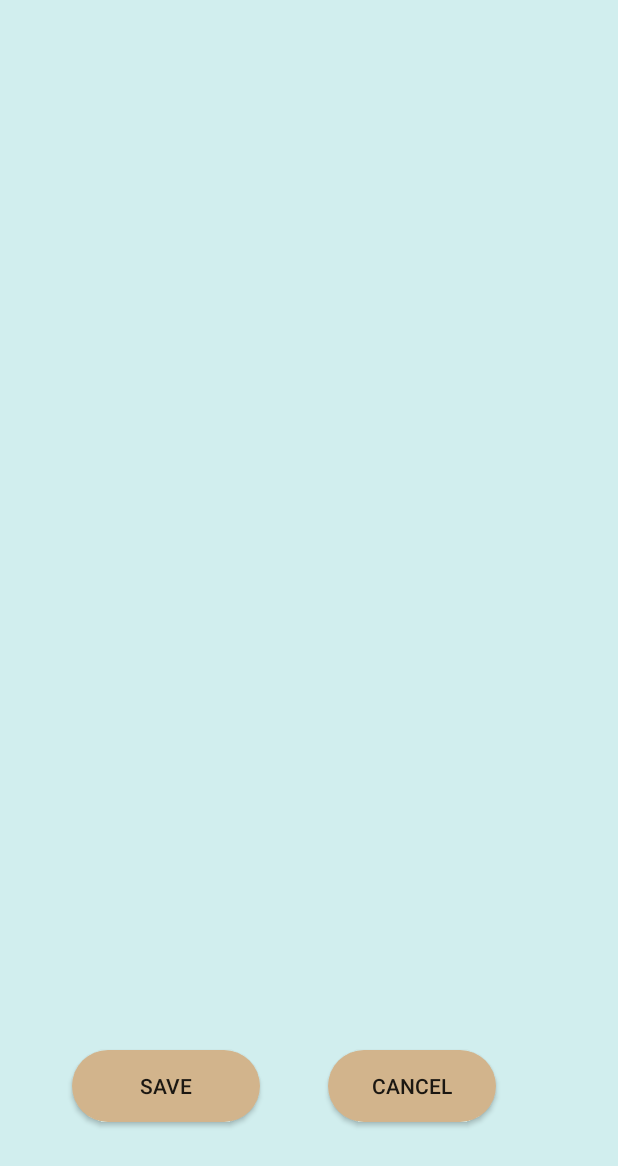
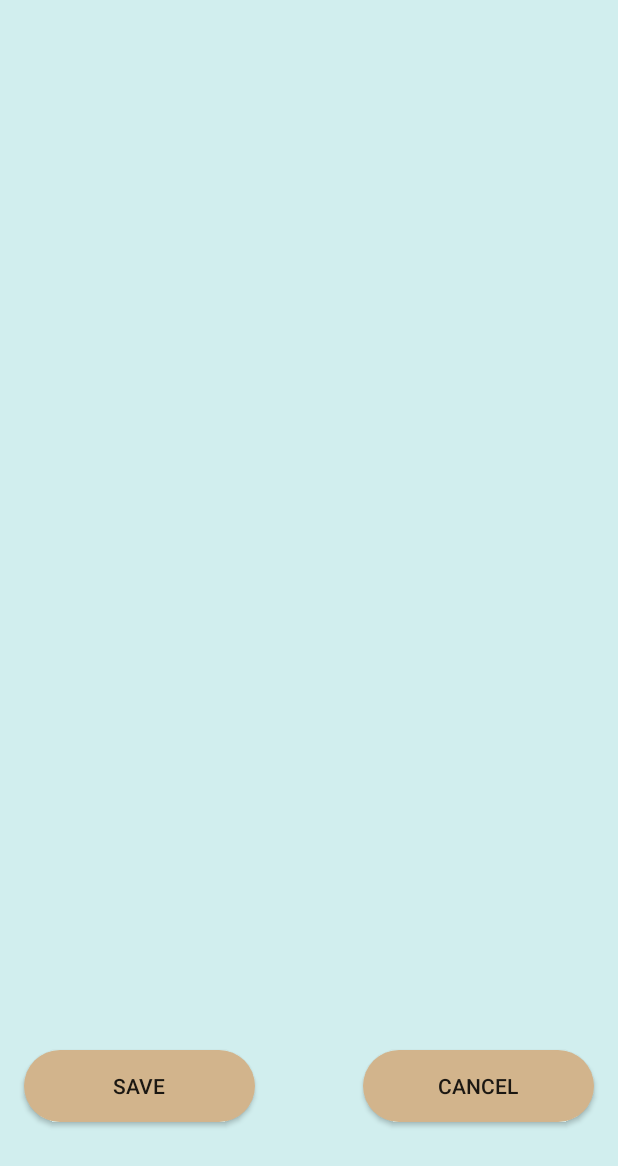
Before and after one commit to xie-huan/SmartCamera, an Android app: the SaveActivity screen opened directly, with no data from a screen before it, on a phone screen of 412 x 824 dp. Shown: the top 1166 px of the screen. Run offline under Robolectric (Android 15) with nearby library versions, the phone set to English and light mode, and no system bars; 1 statement that could not run was skipped.

Commit message:
UI fixed

```diff
--- a/app/src/main/res/layout/activity_save.xml
+++ b/app/src/main/res/layout/activity_save.xml
@@ -21,21 +21,24 @@
 
     <Button
         android:id="@+id/save"
-        android:layout_width="125dp"
+        android:layout_width="0dp"
         android:layout_height="wrap_content"
-        android:layout_marginStart="48dp"
+        android:layout_marginStart="16dp"
+        android:layout_marginEnd="36dp"
         android:layout_marginBottom="76dp"
         android:background="@drawable/shape"
         android:text="Save"
         app:layout_constraintBottom_toBottomOf="parent"
-        app:layout_constraintStart_toStartOf="parent" />
+        app:layout_constraintEnd_toStartOf="@+id/cancel"
+        app:layout_constraintStart_toStartOf="parent"
+        app:layout_constraintTop_toBottomOf="@+id/croppedImage" />
 
     <Button
         android:id="@+id/cancel"
-        android:layout_width="112dp"
+        android:layout_width="0dp"
         android:layout_height="0dp"
         android:layout_marginStart="36dp"
-        android:layout_marginEnd="8dp"
+        android:layout_marginEnd="16dp"
         android:background="@drawable/shape"
         android:text="Cancel"
         app:layout_constraintBottom_toBottomOf="@+id/save"
```
Also changed, not shown: app/src/main/res/layout/activity_selection.xml (+6 -3 lines).
